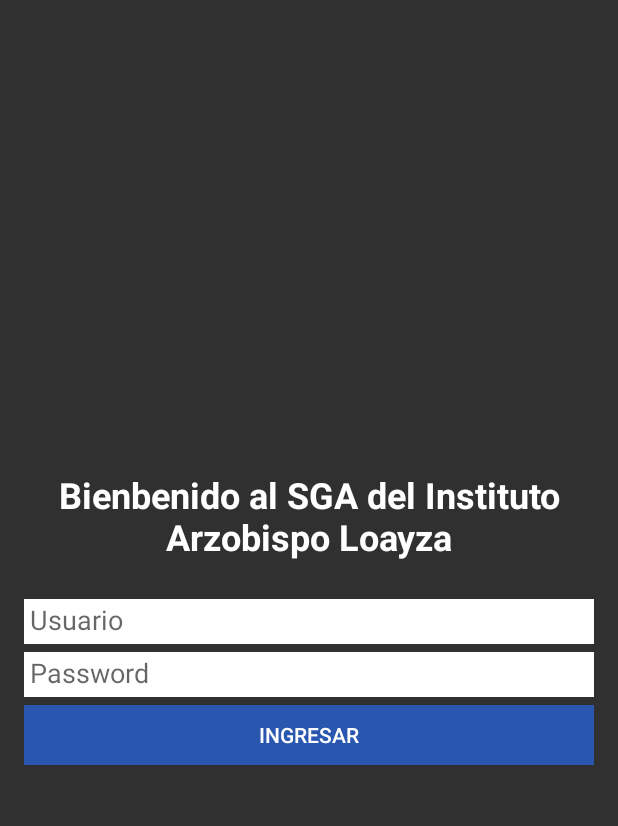
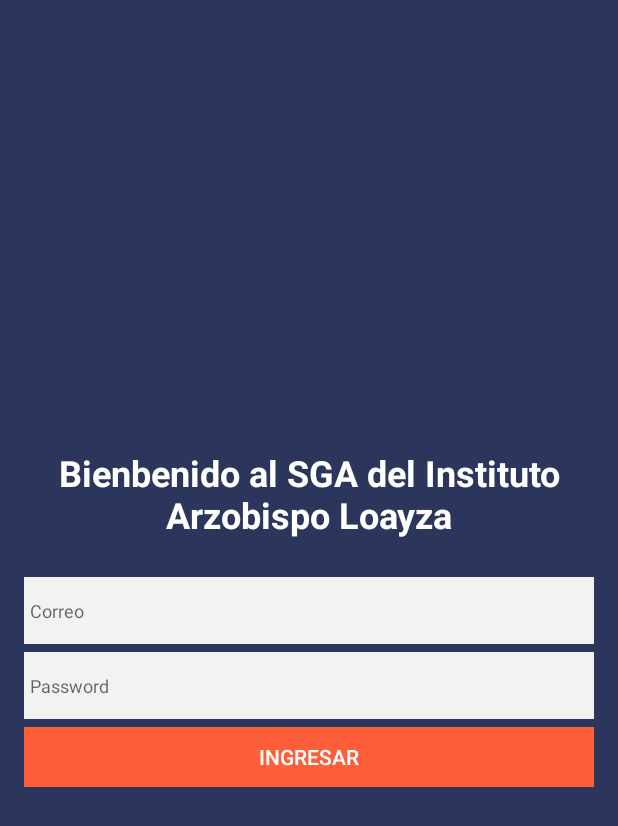
Before and after one commit to FrankCV12345/sga-android, an Android app: the screen it shows after launch (LoginActivity), on a phone screen of 412 x 824 dp. Shown: the top 826 px of the screen. Run offline under Robolectric (Android 15) with nearby library versions, the phone set to English and light mode, and no system bars; our stand-ins replace Volley.

Commit message:
mejor el login

```diff
--- a/app/src/main/res/layout/activity_login.xml
+++ b/app/src/main/res/layout/activity_login.xml
@@ -27,15 +27,25 @@
         android:layout_marginBottom="25dp"
         >
     </TextView>
-
+    <LinearLayout
+        android:id="@+id/linearCorreoLogin"
+        android:layout_below="@+id/tituloLogin"
+        android:layout_width="match_parent"
+        android:layout_height="50dp">
         <EditText
             android:id="@+id/Correo"
             style="@style/Input"
             android:layout_below="@+id/tituloLogin"
-        android:hint="@string/prompt_email"
             android:inputType="textEmailAddress"
+            android:hint="Correo"
             />
 
+    </LinearLayout>
+    <LinearLayout
+        android:id="@+id/linearPasswordLogin"
+        android:layout_below="@+id/linearCorreoLogin"
+        android:layout_width="match_parent"
+        android:layout_height="50dp">
         <EditText
             style="@style/Input"
             android:id="@+id/password"
@@ -46,30 +56,29 @@
             android:hint="@string/prompt_password"
             />
 
+    </LinearLayout>
+
     <Button
+
         android:id="@+id/btnLogin"
         android:layout_width="match_parent"
         android:layout_height="40dp"
-        android:background="@color/colorPrimary"
+        android:background="@color/colorBackGroudnbutton"
         android:text="@string/action_sign_in"
         android:textColor="@color/colorTextForButton"
-        android:layout_below="@+id/password"
+        android:layout_below="@+id/linearPasswordLogin"
         />
 
+
+</RelativeLayout>
     <ProgressBar
+        android:background="#66685e"
         android:id="@+id/loading"
-        android:layout_width="wrap_content"
-        android:layout_height="wrap_content"
+        android:layout_alignParentTop="true"
+        android:visibility="invisible"
+        android:elevation="5dp"
+        android:layout_width="match_parent"
+        android:layout_height="match_parent"
         android:layout_gravity="center"
-        android:layout_marginStart="32dp"
-        android:layout_marginTop="64dp"
-        android:layout_marginEnd="32dp"
-        android:layout_marginBottom="64dp"
-        android:visibility="gone"
-        app:layout_constraintBottom_toBottomOf="parent"
-        app:layout_constraintEnd_toEndOf="@+id/password"
-        app:layout_constraintStart_toStartOf="@+id/password"
-        app:layout_constraintTop_toTopOf="parent"
         app:layout_constraintVertical_bias="0.3" />
 </RelativeLayout>
-</RelativeLayout>
--- a/app/src/main/res/values/colors.xml
+++ b/app/src/main/res/values/colors.xml
@@ -4,11 +4,12 @@
     <color name="colorPrimaryDark">#2957B0</color>
     <color name="colorAccent">#D81B60</color>
     <color name="colorTextForButton">#FFF</color>
-    <color name="colorBackGroundBlackActiviti">#303030</color>
-    <color name="colorBackGroundToolbar">#212121</color>
-    <color name="colorBackGroundInput">#FFF</color>
+    <color name="colorBackGroundBlackActiviti">#2c365d</color>
+    <color name="colorBackGroundToolbar">#272e4f</color>
+    <color name="colorBackGroundInput">#f2f2f0</color>
     <color name="colorTextTitulo">#FFF</color>
-    <color name="colorBackgroundIconMenu">#024CA4</color>
-    <color name="colorBackgroudTblLstProfesores">#C4C4C4</color>
+    <color name="colorBackgroundIconMenu">#5f6769</color>
+    <color name="colorBackgroudTblLstProfesores">#beebe9</color>
     <color name="colorTextForTitlesBlack">#000</color>
+    <color name="colorBackGroudnbutton">#ff5e3a</color>
 </resources>
--- a/app/src/main/res/values/styles.xml
+++ b/app/src/main/res/values/styles.xml
@@ -17,14 +17,15 @@
     </style>
     <style name="Input">
         <item name="android:layout_width">match_parent</item>
-        <item name="android:layout_height">30dp</item>
+        <item name="android:layout_height">match_parent</item>
         <item name="android:background">@color/colorBackGroundInput</item>
         <item name="android:layout_marginBottom">5dp</item>
         <item name="android:padding">4dp</item>
+        <item name="android:textSize">12dp</item>
     </style>
     <style name="TitulosTablas">
         <item name="android:textSize">12dp</item>
-        <item name="android:textColor">@color/colorPrimaryDark</item>
+        <item name="android:textColor">#000</item>
         <item name="android:paddingLeft">6dp</item>
         <item name="android:textStyle">bold</item>
         <item name="android:textAlignment">center</item>
```
Also changed, not shown: app/src/main/java/com/frank/sga/ui/login/LoginActivity.java (+33 -2 lines), app/src/main/java/com/frank/sga/ui/mantUser/manteniminetoUser.java (+80 -1 lines), app/src/main/res/layout/activity_agrega_solicirud.xml (+5 -4 lines), app/src/main/res/layout/activity_mantenimineto_user.xml (+6 -10 lines). Lines whose indentation alone changed are shown as unchanged.
